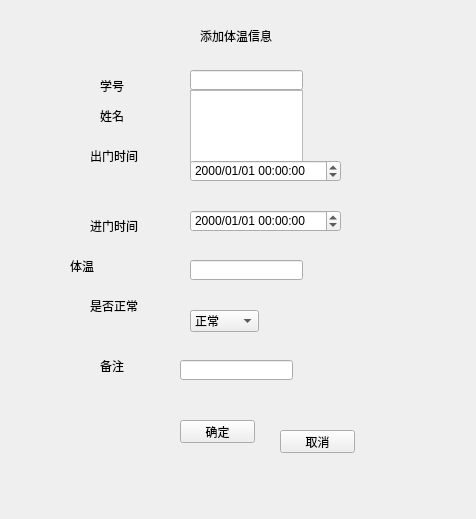
wo16pao/MS, file admin/admin_modifyinfo.ui: the form before one commit.
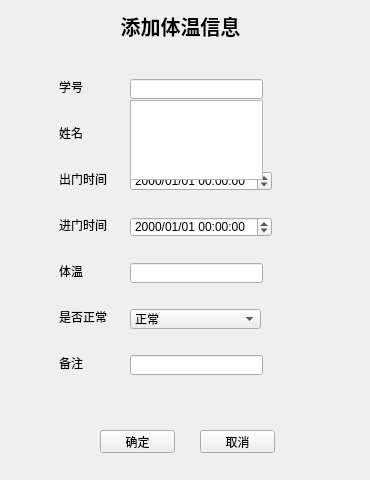
The form after the commit.

```diff
--- a/admin/admin_modifyinfo.ui
+++ b/admin/admin_modifyinfo.ui
@@ -6,263 +6,283 @@
    <rect>
     <x>0</x>
     <y>0</y>
-    <width>476</width>
-    <height>519</height>
+    <width>370</width>
+    <height>480</height>
    </rect>
   </property>
   <property name="windowTitle">
    <string>Form</string>
   </property>
-  <widget class="QLineEdit" name="lineEdit_temp">
+  <widget class="QPushButton" name="pushButton_quit">
    <property name="geometry">
     <rect>
-     <x>190</x>
-     <y>260</y>
-     <width>113</width>
-     <height>20</height>
-    </rect>
-   </property>
-  </widget>
-  <widget class="QLabel" name="label_result">
-   <property name="geometry">
-    <rect>
-     <x>100</x>
-     <y>420</y>
-     <width>54</width>
-     <height>12</height>
-    </rect>
-   </property>
-   <property name="text">
-    <string/>
-   </property>
-  </widget>
-  <widget class="QLineEdit" name="lineEdit_name">
-   <property name="geometry">
-    <rect>
-     <x>190</x>
-     <y>120</y>
-     <width>113</width>
-     <height>20</height>
-    </rect>
-   </property>
-  </widget>
-  <widget class="QLineEdit" name="lineEdit_remark">
-   <property name="geometry">
-    <rect>
-     <x>180</x>
-     <y>360</y>
-     <width>113</width>
-     <height>20</height>
-    </rect>
-   </property>
-  </widget>
-  <widget class="QPushButton" name="pushButton_confirm">
-   <property name="geometry">
-    <rect>
-     <x>180</x>
-     <y>420</y>
+     <x>200</x>
+     <y>430</y>
      <width>75</width>
      <height>23</height>
     </rect>
    </property>
    <property name="text">
-    <string>确定</string>
+    <string>取消</string>
    </property>
   </widget>
-  <widget class="QLabel" name="label_2">
+  <widget class="QWidget" name="widget" native="true">
    <property name="geometry">
     <rect>
-     <x>100</x>
-     <y>80</y>
-     <width>54</width>
-     <height>12</height>
+     <x>50</x>
+     <y>50</y>
+     <width>291</width>
+     <height>361</height>
     </rect>
    </property>
-   <property name="text">
-    <string>学号</string>
+   <widget class="QDateTimeEdit" name="dateTimeEdit_2">
+    <property name="geometry">
+     <rect>
+      <x>80</x>
+      <y>167</y>
+      <width>142</width>
+      <height>20</height>
+     </rect>
+    </property>
+    <property name="displayFormat">
+     <string>yyyy/MM/dd HH:mm:ss</string>
    </property>
   </widget>
   <widget class="QLabel" name="label_5">
    <property name="geometry">
     <rect>
-     <x>90</x>
-     <y>220</y>
-     <width>54</width>
-     <height>12</height>
+      <x>9</x>
+      <y>167</y>
+      <width>48</width>
+      <height>16</height>
     </rect>
    </property>
    <property name="text">
     <string>进门时间</string>
    </property>
   </widget>
+   <widget class="QLabel" name="label_2">
+    <property name="geometry">
+     <rect>
+      <x>9</x>
+      <y>29</y>
+      <width>24</width>
+      <height>16</height>
+     </rect>
+    </property>
+    <property name="text">
+     <string>学号</string>
+    </property>
+   </widget>
+   <widget class="QComboBox" name="comboBox">
+    <property name="geometry">
+     <rect>
+      <x>80</x>
+      <y>259</y>
+      <width>131</width>
+      <height>20</height>
+     </rect>
+    </property>
+    <item>
+     <property name="text">
+      <string>正常</string>
+     </property>
+    </item>
+    <item>
+     <property name="text">
+      <string>不正常</string>
+     </property>
+    </item>
+   </widget>
+   <widget class="QLabel" name="label_8">
+    <property name="geometry">
+     <rect>
+      <x>9</x>
+      <y>305</y>
+      <width>24</width>
+      <height>16</height>
+     </rect>
+    </property>
+    <property name="text">
+     <string>备注</string>
+    </property>
+   </widget>
+   <widget class="QLineEdit" name="lineEdit_temp">
+    <property name="geometry">
+     <rect>
+      <x>80</x>
+      <y>213</y>
+      <width>133</width>
+      <height>20</height>
+     </rect>
+    </property>
+   </widget>
   <widget class="QLineEdit" name="lineEdit_id">
    <property name="geometry">
     <rect>
-     <x>190</x>
-     <y>70</y>
-     <width>113</width>
+      <x>80</x>
+      <y>29</y>
+      <width>133</width>
      <height>20</height>
     </rect>
    </property>
   </widget>
-  <widget class="QLabel" name="label">
+   <widget class="QDateTimeEdit" name="dateTimeEdit">
    <property name="geometry">
     <rect>
-     <x>200</x>
-     <y>20</y>
-     <width>81</width>
-     <height>31</height>
-    </rect>
-   </property>
-   <property name="text">
-    <string>添加体温信息</string>
-   </property>
-  </widget>
-  <widget class="QLabel" name="label_4">
-   <property name="geometry">
-    <rect>
-     <x>90</x>
-     <y>150</y>
-     <width>54</width>
-     <height>12</height>
-    </rect>
-   </property>
-   <property name="text">
-    <string>出门时间</string>
-   </property>
-  </widget>
-  <widget class="QLabel" name="label_id">
-   <property name="geometry">
-    <rect>
-     <x>330</x>
-     <y>80</y>
-     <width>54</width>
-     <height>12</height>
-    </rect>
-   </property>
-   <property name="text">
-    <string/>
-   </property>
-  </widget>
-  <widget class="QPushButton" name="pushButton_quit">
-   <property name="geometry">
-    <rect>
-     <x>280</x>
-     <y>430</y>
-     <width>75</width>
-     <height>23</height>
-    </rect>
-   </property>
-   <property name="text">
-    <string>取消</string>
-   </property>
-  </widget>
-  <widget class="QLabel" name="label_7">
-   <property name="geometry">
-    <rect>
-     <x>90</x>
-     <y>300</y>
-     <width>54</width>
-     <height>12</height>
-    </rect>
-   </property>
-   <property name="text">
-    <string>是否正常</string>
+      <x>80</x>
+      <y>121</y>
+      <width>142</width>
+      <height>20</height>
+     </rect>
+    </property>
+    <property name="displayFormat">
+     <string>yyyy/MM/dd HH:mm:ss</string>
    </property>
   </widget>
   <widget class="QLabel" name="label_3">
    <property name="geometry">
     <rect>
-     <x>100</x>
-     <y>110</y>
-     <width>54</width>
-     <height>12</height>
+      <x>9</x>
+      <y>75</y>
+      <width>24</width>
+      <height>16</height>
     </rect>
    </property>
    <property name="text">
     <string>姓名</string>
    </property>
   </widget>
-  <widget class="QLabel" name="label_8">
+   <widget class="QLineEdit" name="lineEdit_name">
    <property name="geometry">
     <rect>
-     <x>100</x>
-     <y>360</y>
-     <width>54</width>
-     <height>12</height>
-    </rect>
-   </property>
-   <property name="text">
-    <string>备注</string>
+      <x>80</x>
+      <y>75</y>
+      <width>133</width>
+      <height>20</height>
+     </rect>
+    </property>
+   </widget>
+   <widget class="QLineEdit" name="lineEdit_remark">
+    <property name="geometry">
+     <rect>
+      <x>80</x>
+      <y>305</y>
+      <width>133</width>
+      <height>20</height>
+     </rect>
    </property>
   </widget>
   <widget class="QLabel" name="label_6">
    <property name="geometry">
     <rect>
-     <x>70</x>
-     <y>260</y>
-     <width>54</width>
-     <height>12</height>
+      <x>9</x>
+      <y>213</y>
+      <width>24</width>
+      <height>16</height>
     </rect>
    </property>
    <property name="text">
     <string>体温</string>
    </property>
   </widget>
-  <widget class="QComboBox" name="comboBox">
+   <widget class="QLabel" name="label_4">
    <property name="geometry">
     <rect>
-     <x>190</x>
-     <y>310</y>
-     <width>69</width>
-     <height>22</height>
-    </rect>
-   </property>
-   <item>
+      <x>9</x>
+      <y>121</y>
+      <width>48</width>
+      <height>16</height>
+     </rect>
+    </property>
     <property name="text">
-     <string>正常</string>
+     <string>出门时间</string>
     </property>
-   </item>
-   <item>
+   </widget>
+   <widget class="QLabel" name="label_7">
+    <property name="geometry">
+     <rect>
+      <x>9</x>
+      <y>259</y>
+      <width>48</width>
+      <height>16</height>
+     </rect>
+    </property>
     <property name="text">
-     <string>不正常</string>
+     <string>是否正常</string>
     </property>
-   </item>
   </widget>
   <widget class="QListWidget" name="listWidget">
    <property name="geometry">
     <rect>
-     <x>190</x>
-     <y>90</y>
-     <width>113</width>
-     <height>81</height>
+      <x>80</x>
+      <y>50</y>
+      <width>133</width>
+      <height>80</height>
     </rect>
    </property>
   </widget>
-  <widget class="QDateTimeEdit" name="dateTimeEdit">
+   <widget class="QLabel" name="label_id">
    <property name="geometry">
     <rect>
-     <x>190</x>
-     <y>160</y>
-     <width>151</width>
-     <height>22</height>
-    </rect>
-   </property>
-   <property name="displayFormat">
-    <string>yyyy/MM/dd HH:mm:ss</string>
-   </property>
-  </widget>
-  <widget class="QDateTimeEdit" name="dateTimeEdit_2">
+      <x>220</x>
+      <y>30</y>
+      <width>61</width>
+      <height>21</height>
+     </rect>
+    </property>
+    <property name="text">
+     <string/>
+    </property>
+   </widget>
+  </widget>
+  <widget class="QLabel" name="label_result">
    <property name="geometry">
     <rect>
-     <x>190</x>
-     <y>210</y>
-     <width>151</width>
-     <height>22</height>
+     <x>0</x>
+     <y>430</y>
+     <width>91</width>
+     <height>21</height>
     </rect>
    </property>
-   <property name="displayFormat">
-    <string>yyyy/MM/dd HH:mm:ss</string>
+   <property name="text">
+    <string/>
+   </property>
+  </widget>
+  <widget class="QPushButton" name="pushButton_confirm">
+   <property name="geometry">
+    <rect>
+     <x>100</x>
+     <y>430</y>
+     <width>75</width>
+     <height>23</height>
+    </rect>
+   </property>
+   <property name="text">
+    <string>确定</string>
+   </property>
+  </widget>
+  <widget class="QLabel" name="label">
+   <property name="geometry">
+    <rect>
+     <x>100</x>
+     <y>10</y>
+     <width>161</width>
+     <height>31</height>
+    </rect>
+   </property>
+   <property name="font">
+    <font>
+     <pointsize>15</pointsize>
+     <weight>75</weight>
+     <bold>true</bold>
+    </font>
+   </property>
+   <property name="text">
+    <string>添加体温信息</string>
+   </property>
+   <property name="alignment">
+    <set>Qt::AlignCenter</set>
    </property>
   </widget>
  </widget>
```
Lines whose indentation alone changed are shown as unchanged.
